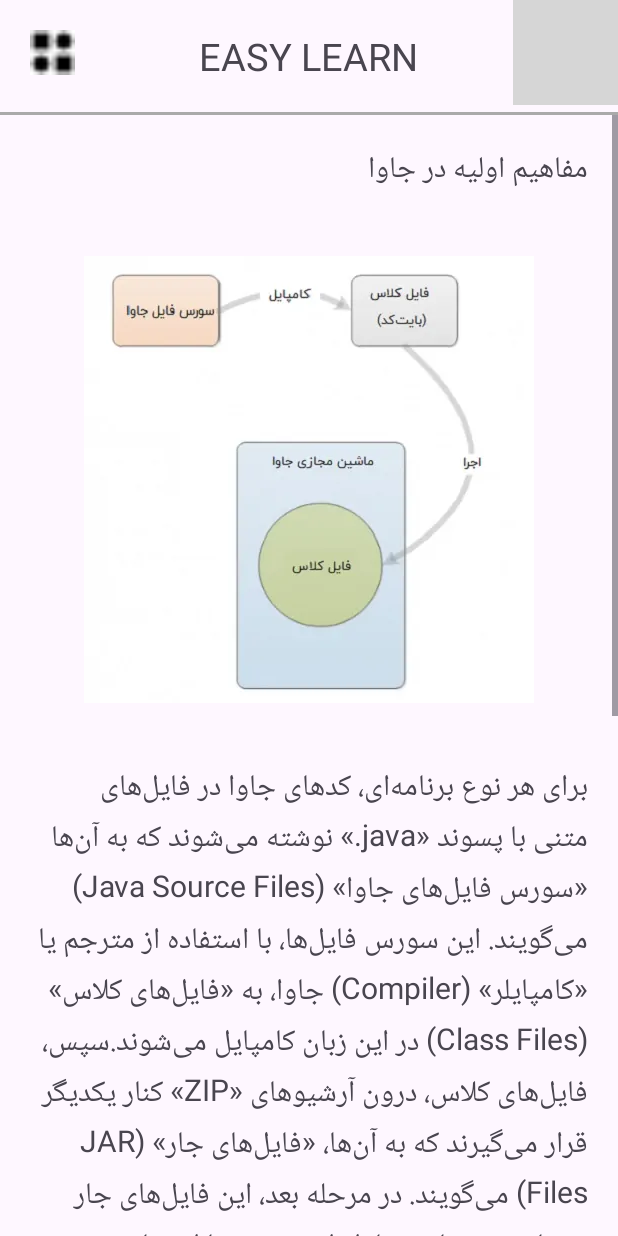
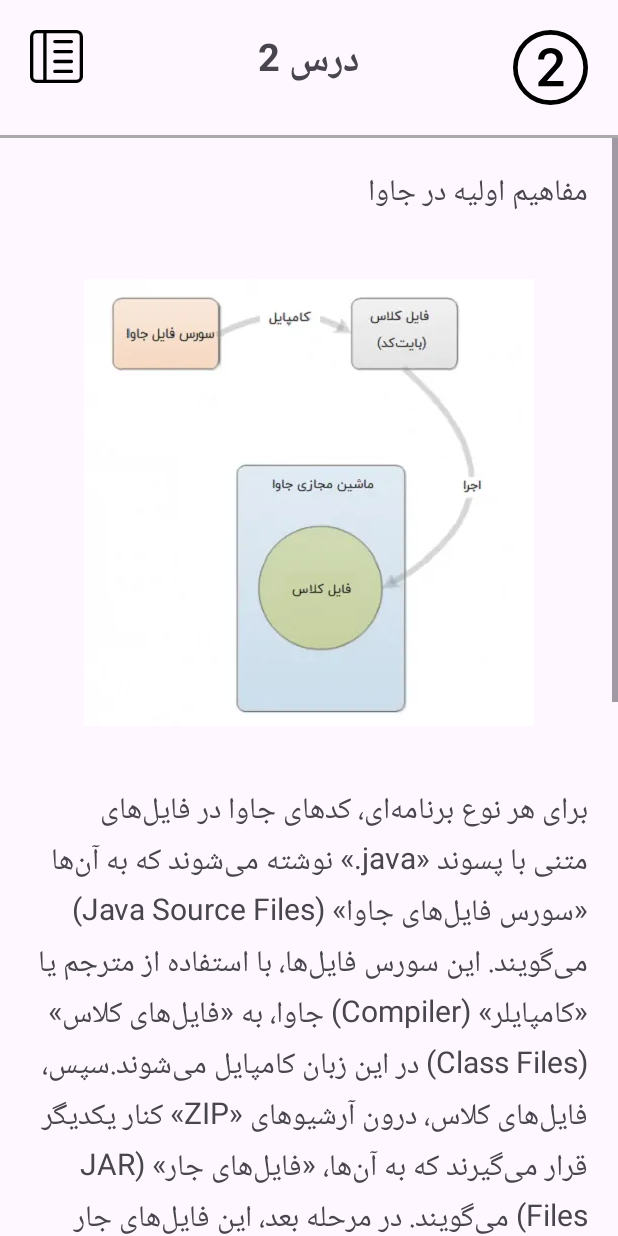
Before and after one commit to Seyedsahel/easy_learn, an Android app: the screen it shows after launch (LessonActivity), after a tap on "درس 2", on a phone screen of 412 x 824 dp. Run offline under Robolectric (Android 15) with nearby library versions, the phone set to English and light mode, and no system bars; 2 other taps on this screen came first; grey boxes are pictures that could not be loaded.

Commit message:
edit icons

```diff
--- a/app/src/main/java/com/example/myapplication/LessonActivity.java
+++ b/app/src/main/java/com/example/myapplication/LessonActivity.java
@@ -30,8 +30,11 @@ public class LessonActivity extends AppCompatActivity {
 
     Gson gson;
 
+    int[] lessonIcons = {R.drawable.circleone,R.drawable.circletwo,R.drawable.circlethree,R.drawable.circlefour,R.drawable.circlefive};;
+
     @Override
     protected void onCreate(Bundle savedInstanceState) {
+
         super.onCreate(savedInstanceState);
         EdgeToEdge.enable(this);
         setContentView(R.layout.activity_lesson);
@@ -40,6 +43,7 @@ public class LessonActivity extends AppCompatActivity {
             v.setPadding(systemBars.left, systemBars.top, systemBars.right, systemBars.bottom);
             return insets;
         });
+
 
 
         Intent intent = getIntent();
@@ -59,6 +63,12 @@ public class LessonActivity extends AppCompatActivity {
         Type type = new TypeToken<ArrayList<lessonClass>>() {} .getType();
         lessonsInfo = gson.fromJson(json , type);
 
+        TextView titlelesson = findViewById(R.id.titlelesson);
+        titlelesson.setText(lessonsInfo.get(i).getTitle());
+
+        ImageView logoLesson = findViewById(R.id.logolesson);
+        logoLesson.setImageResource(lessonIcons[i]);
+
         TextView dec1 = findViewById(R.id.lessonDec1);
         dec1.setText(lessonsInfo.get(i).getDes1());
 
@@ -67,6 +77,8 @@ public class LessonActivity extends AppCompatActivity {
 
         TextView dec2 = findViewById(R.id.lessonDec2);
         dec2.setText(lessonsInfo.get(i).getDes2());
+
+
 
         LottieAnimationView finishBtn = findViewById(R.id.lessonFinishBtn);
 
--- a/app/src/main/java/com/example/myapplication/MainActivity.java
+++ b/app/src/main/java/com/example/myapplication/MainActivity.java
@@ -87,7 +87,7 @@ public class MainActivity extends AppCompatActivity {
                     startActivity(intent);
             }
         });
-
+        MyApplication.progressCount=0;
         for (int i=0;i<lessonsInfo.size();i++){
             if(lessonsInfo.get(i).getStatus())
                 MyApplication.progressCount++;
--- /dev/null
+++ b/app/src/main/res/drawable/circlefive.xml
@@ -0,0 +1,9 @@
+<vector xmlns:android="http://schemas.android.com/apk/res/android"
+    android:width="16dp"
+    android:height="16dp"
+    android:viewportWidth="16"
+    android:viewportHeight="16">
+  <path
+      android:pathData="M1,8a7,7 0,1 1,14 0A7,7 0,0 1,1 8m15,0A8,8 0,1 0,0 8a8,8 0,0 0,16 0m-8.006,4.158c-1.57,0 -2.654,-0.902 -2.719,-2.115h1.237c0.14,0.72 0.832,1.031 1.529,1.031 0.791,0 1.57,-0.597 1.57,-1.681 0,-0.967 -0.732,-1.57 -1.582,-1.57 -0.767,0 -1.242,0.45 -1.435,0.808H5.445L5.791,4h4.705v1.103H6.875l-0.193,2.343h0.064c0.17,-0.258 0.715,-0.68 1.611,-0.68 1.383,0 2.561,0.944 2.561,2.585 0,1.687 -1.184,2.806 -2.924,2.806Z"
+      android:fillColor="@color/black"/>
+</vector>
--- /dev/null
+++ b/app/src/main/res/drawable/circlefour.xml
@@ -0,0 +1,12 @@
+<vector xmlns:android="http://schemas.android.com/apk/res/android"
+    android:width="16dp"
+    android:height="16dp"
+    android:viewportWidth="16"
+    android:viewportHeight="16">
+  <path
+      android:pathData="M7.519,5.057q0.33,-0.527 0.657,-1.055h1.933v5.332h1.008v1.107H10.11V12H8.85v-1.559H4.978V9.322c0.77,-1.427 1.656,-2.847 2.542,-4.265ZM6.225,9.281v0.053H8.85V5.063h-0.065c-0.867,1.33 -1.787,2.806 -2.56,4.218"
+      android:fillColor="@color/black"/>
+  <path
+      android:pathData="M16,8A8,8 0,1 1,0 8a8,8 0,0 1,16 0M1,8a7,7 0,1 0,14 0A7,7 0,0 0,1 8"
+      android:fillColor="@color/black"/>
+</vector>
--- /dev/null
+++ b/app/src/main/res/drawable/circleone.xml
@@ -0,0 +1,9 @@
+<vector xmlns:android="http://schemas.android.com/apk/res/android"
+    android:width="16dp"
+    android:height="16dp"
+    android:viewportWidth="16"
+    android:viewportHeight="16">
+  <path
+      android:pathData="M1,8a7,7 0,1 0,14 0A7,7 0,0 0,1 8m15,0A8,8 0,1 1,0 8a8,8 0,0 1,16 0M9.283,4.002V12H7.971V5.338h-0.065L6.072,6.656V5.385l1.899,-1.383z"
+      android:fillColor="@color/black"/>
+</vector>
--- /dev/null
+++ b/app/src/main/res/drawable/circlethree.xml
@@ -0,0 +1,12 @@
+<vector xmlns:android="http://schemas.android.com/apk/res/android"
+    android:width="16dp"
+    android:height="16dp"
+    android:viewportWidth="16"
+    android:viewportHeight="16">
+  <path
+      android:pathData="M7.918,8.414h-0.879V7.342h0.838c0.78,0 1.348,-0.522 1.342,-1.237 0,-0.709 -0.563,-1.195 -1.348,-1.195 -0.79,0 -1.312,0.498 -1.348,1.055H5.275c0.036,-1.137 0.95,-2.115 2.625,-2.121 1.594,-0.012 2.608,0.885 2.637,2.062 0.023,1.137 -0.885,1.776 -1.482,1.875v0.07c0.703,0.07 1.71,0.64 1.734,1.917 0.024,1.459 -1.277,2.396 -2.93,2.396 -1.705,0 -2.707,-0.967 -2.754,-2.144H6.33c0.059,0.597 0.68,1.06 1.541,1.066 0.973,0.006 1.6,-0.563 1.588,-1.354 -0.006,-0.779 -0.621,-1.318 -1.541,-1.318"
+      android:fillColor="@color/black"/>
+  <path
+      android:pathData="M16,8A8,8 0,1 1,0 8a8,8 0,0 1,16 0M1,8a7,7 0,1 0,14 0A7,7 0,0 0,1 8"
+      android:fillColor="@color/black"/>
+</vector>
--- /dev/null
+++ b/app/src/main/res/drawable/circletwo.xml
@@ -0,0 +1,9 @@
+<vector xmlns:android="http://schemas.android.com/apk/res/android"
+    android:width="16dp"
+    android:height="16dp"
+    android:viewportWidth="16"
+    android:viewportHeight="16">
+  <path
+      android:pathData="M1,8a7,7 0,1 0,14 0A7,7 0,0 0,1 8m15,0A8,8 0,1 1,0 8a8,8 0,0 1,16 0M6.646,6.24v0.07H5.375v-0.064c0,-1.213 0.879,-2.402 2.637,-2.402 1.582,0 2.613,0.949 2.613,2.215 0,1.002 -0.6,1.667 -1.287,2.43l-0.096,0.107 -1.974,2.22v0.077h3.498V12H5.422v-0.832l2.97,-3.293c0.434,-0.475 0.903,-1.008 0.903,-1.705 0,-0.744 -0.557,-1.236 -1.313,-1.236 -0.843,0 -1.336,0.615 -1.336,1.306"
+      android:fillColor="@color/black"/>
+</vector>
--- /dev/null
+++ b/app/src/main/res/drawable/javalogo.xml
@@ -0,0 +1,10 @@
+<vector xmlns:android="http://schemas.android.com/apk/res/android"
+    android:width="16dp"
+    android:height="16dp"
+    android:viewportWidth="16"
+    android:viewportHeight="16">
+  <path
+      android:pathData="M14,4.5L14,11h-1L13,4.5h-2A1.5,1.5 0,0 1,9.5 3L9.5,1L4,1a1,1 0,0 0,-1 1v9L2,11L2,2a2,2 0,0 1,2 -2h5.5zM1.521,15.175a1.3,1.3 0,0 1,-0.082 -0.466h0.765a0.6,0.6 0,0 0,0.073 0.27,0.5 0.5,0 0,0 0.454,0.246q0.285,0 0.422,-0.164 0.138,-0.165 0.138,-0.466L3.291,11.85h0.79v2.725q0,0.66 -0.357,1.005 -0.354,0.345 -0.984,0.345a1.6,1.6 0,0 1,-0.568 -0.094,1.1 1.1,0 0,1 -0.408,-0.266 1.1,1.1 0,0 1,-0.243 -0.39m3.972,-0.354 l-0.314,1.028h-0.8l1.342,-3.999h0.926l1.336,3.999h-0.84l-0.314,-1.028zM6.671,14.231 L6.181,12.615h-0.035l-0.49,1.617zM9.013,15.849h0.952l1.327,-3.999h-0.878l-0.888,3.138h-0.038L8.59,11.85h-0.917zM12.1,14.821 L11.786,15.849h-0.8l1.342,-3.999h0.926l1.336,3.999h-0.84l-0.314,-1.028zM13.278,14.231 L12.788,12.615h-0.035l-0.49,1.617z"
+      android:fillColor="@color/black"
+      android:fillType="evenOdd"/>
+</vector>
--- a/app/src/main/res/layout/activity_lesson.xml
+++ b/app/src/main/res/layout/activity_lesson.xml
@@ -8,33 +8,35 @@
     tools:context=".LessonActivity"
     android:orientation="vertical">
 
+
     <RelativeLayout
         android:layout_width="match_parent"
         android:layout_height="wrap_content">
         <ImageView
-            android:id="@+id/lessonMenu"
-            android:layout_width="30dp"
-            android:layout_height="30dp"
+            android:layout_width="35dp"
+            android:layout_height="35dp"
             android:layout_alignParentStart="true"
-            android:src="@mipmap/menu"
+            android:src="@drawable/sidebar"
             android:layout_margin="20dp"
             ></ImageView>
         <TextView
-            android:id="@+id/lessonTitle"
+            android:id="@+id/titlelesson"
             android:layout_width="wrap_content"
             android:layout_height="wrap_content"
             android:layout_centerHorizontal="true"
             android:text="EASY LEARN"
             android:textSize="25dp"
             android:layout_margin="20dp"
+            android:textStyle="bold"
             >
         </TextView>
         <ImageView
-            android:id="@+id/lessonId"
-            android:layout_width="70dp"
-            android:layout_height="70dp"
+            android:id="@+id/logolesson"
+            android:layout_width="50dp"
+            android:layout_height="50dp"
             android:layout_alignParentEnd="true"
-            android:src="@mipmap/profile"
+            android:src="@drawable/javalogo"
+            android:layout_margin="20dp"
             ></ImageView>
     </RelativeLayout>
     <View
@@ -84,8 +86,8 @@
 
             <com.airbnb.lottie.LottieAnimationView
                 android:id="@+id/lessonFinishBtn"
-                android:layout_width="100dp"
-                android:layout_height="50dp"
+                android:layout_width="150dp"
+                android:layout_height="80dp"
                 android:layout_gravity="center"
                 android:layout_margin="20dp"
                 app:lottie_autoPlay="true"
--- a/app/src/main/res/layout/activity_main.xml
+++ b/app/src/main/res/layout/activity_main.xml
@@ -13,10 +13,10 @@
         android:layout_width="match_parent"
         android:layout_height="wrap_content">
         <ImageView
-            android:layout_width="30dp"
-            android:layout_height="30dp"
+            android:layout_width="35dp"
+            android:layout_height="35dp"
             android:layout_alignParentStart="true"
-            android:src="@mipmap/menu"
+            android:src="@drawable/sidebar"
             android:layout_margin="20dp"
             ></ImageView>
         <TextView
@@ -26,13 +26,15 @@
             android:text="EASY LEARN"
             android:textSize="25dp"
             android:layout_margin="20dp"
+            android:textStyle="bold"
             >
         </TextView>
         <ImageView
-            android:layout_width="70dp"
-            android:layout_height="70dp"
+            android:layout_width="50dp"
+            android:layout_height="50dp"
             android:layout_alignParentEnd="true"
-            android:src="@mipmap/profile"
+            android:src="@drawable/javalogo"
+            android:layout_margin="20dp"
             ></ImageView>
     </RelativeLayout>
     <View
@@ -63,7 +65,7 @@
             android:id="@+id/progressBar"
             style="@style/Widget.AppCompat.ProgressBar.Horizontal"
             android:min="0"
-            android:max="3"
+            android:max="5"
             android:progress="1"/>
     </LinearLayout>
     <View
--- a/app/src/main/res/layout/list_row.xml
+++ b/app/src/main/res/layout/list_row.xml
@@ -7,7 +7,7 @@
     <ImageView
         android:layout_width="50dp"
         android:layout_height="50dp"
-        android:src="@mipmap/menu"
+        android:src="@drawable/circle"
         android:id="@+id/listViewImage"
         android:layout_margin="30dp"
 
```
